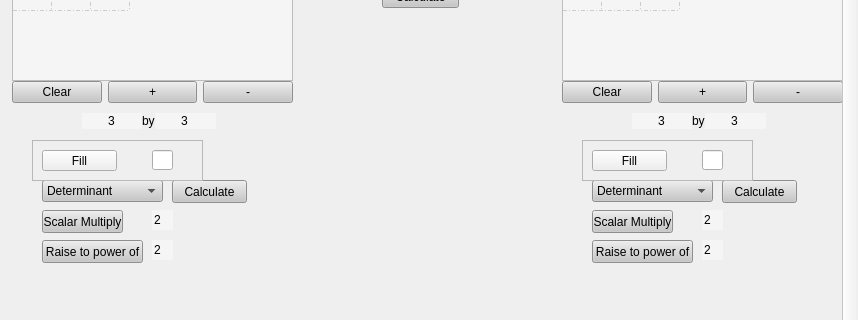
Old version of the form mainwindow.ui in the repository justinhay14/Matrix-Calulator-cpp; both pictures show x 0 to 858 and y 152 to 472 of the 858 by 805 pixel window.
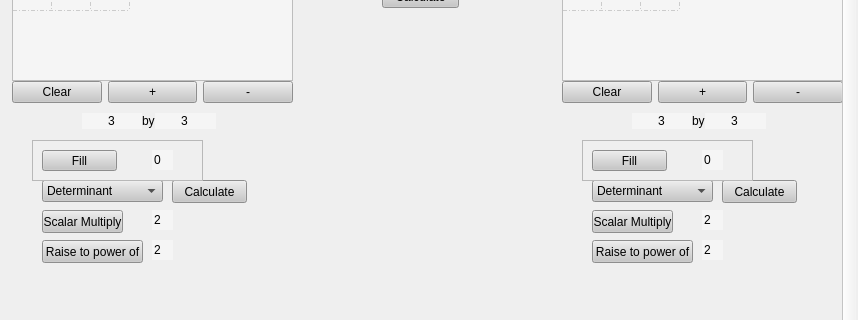
New version of the form.

Commit message: added some styling to new buttons

Patch:
```diff
--- a/mainwindow.ui
+++ b/mainwindow.ui
@@ -1087,6 +1087,15 @@
            <height>20</height>
           </rect>
          </property>
+         <property name="styleSheet">
+          <string notr="true">background-color: rgb(245, 245, 245);</string>
+         </property>
+         <property name="text">
+          <string>0</string>
+         </property>
+         <property name="frame">
+          <bool>false</bool>
+         </property>
         </widget>
         <widget class="QPushButton" name="pushButton_18">
          <property name="geometry">
@@ -1097,6 +1106,10 @@
            <height>21</height>
           </rect>
          </property>
+         <property name="styleSheet">
+          <string notr="true">background-color: rgb(199, 199, 199);
+border-color: rgb(0, 0, 0);</string>
+         </property>
          <property name="text">
           <string>Fill</string>
          </property>
@@ -1126,6 +1139,15 @@
            <height>20</height>
           </rect>
          </property>
+         <property name="styleSheet">
+          <string notr="true">background-color: rgb(245, 245, 245);</string>
+         </property>
+         <property name="text">
+          <string>0</string>
+         </property>
+         <property name="frame">
+          <bool>false</bool>
+         </property>
         </widget>
         <widget class="QPushButton" name="pushButton_19">
          <property name="geometry">
@@ -1136,6 +1158,10 @@
            <height>21</height>
           </rect>
          </property>
+         <property name="styleSheet">
+          <string notr="true">background-color: rgb(199, 199, 199);
+border-color: rgb(0, 0, 0);</string>
+         </property>
          <property name="text">
           <string>Fill</string>
          </property>
```
